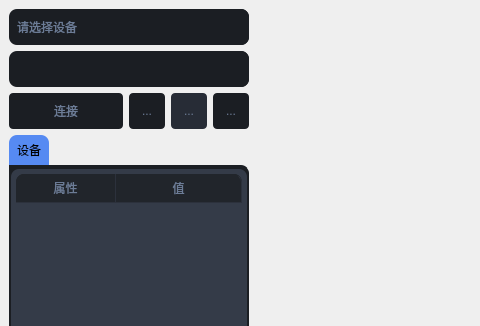
This is src/perfcat/pages/profiler/profiler.ui in kaluluosi/PerformanceCatcher as Qt 5 draws it before an edit; both pictures show x 0 to 480 and y 0 to 326 of the 1113 by 795 pixel window. The edited form follows.
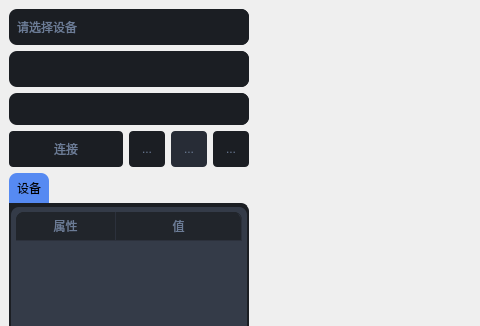
This is the edited form. Icons and pictures are not drawn.

```diff
--- a/src/perfcat/pages/profiler/profiler.ui
+++ b/src/perfcat/pages/profiler/profiler.ui
@@ -734,6 +734,9 @@
               </property>
              </widget>
             </item>
+            <item>
+             <widget class="QComboBox" name="cbx_subprocess"/>
+            </item>
             <item>
              <layout class="QHBoxLayout" name="horizontalLayout_2">
               <item>
```
Left out of the diff: 2 changed lines with no effect on the pictures.
